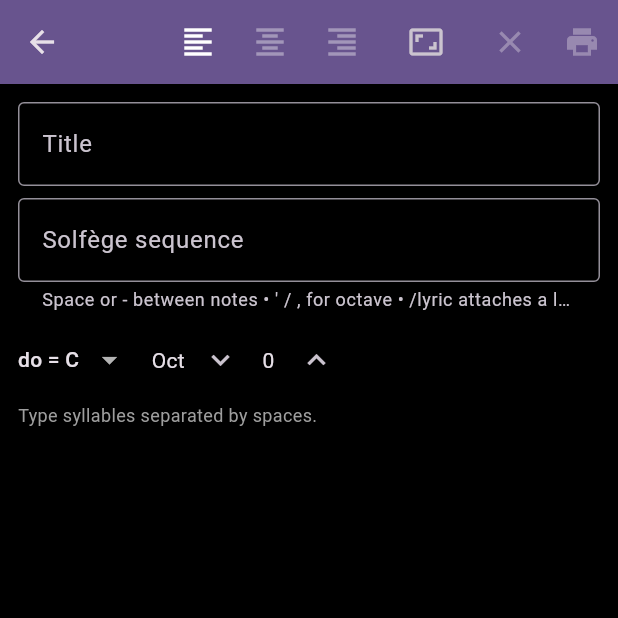
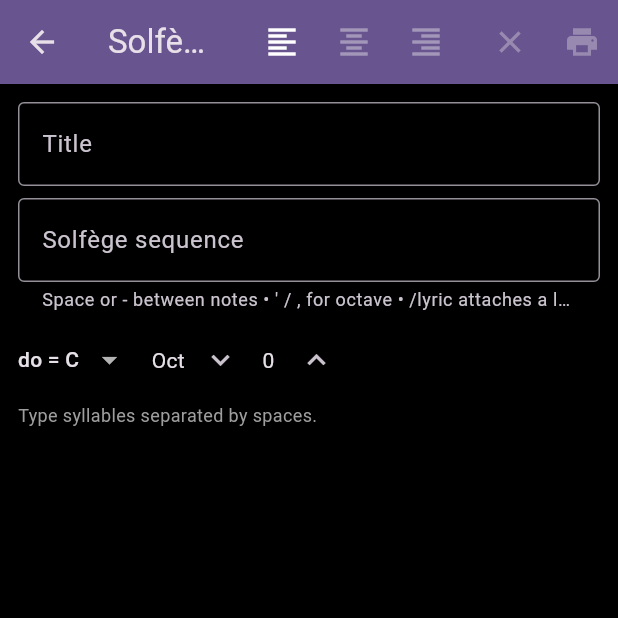
Before and after one commit to quocketman/holistic_ear_training_suite, a Flutter app: the SolfegeSequenceScreen screen opened directly, on a phone screen of 412 x 824 dp, the top half of it. Run offline on Flutter 3.47's test engine with Material 3 defaults, Android fonts, the phone set to English and light mode, and no system bars; our stand-ins replace flutter_svg, google_fonts, hive_flutter, just_audio, web; missing offline and left inert: dart:js_interop, flutter_soloud; accounts and stored records are empty.

Commit message:
Resizable desktop window, mobile-only orientation switch, rotate tiles in vertical
- Desktop window is resizable (initial 1920x1080, min 800x600)
- Layout menu hidden on desktop/web — always horizontal
- Mobile (iOS/Android) auto-picks layout from device orientation
- In vertical mode, tiles and lyrics rotate 90° clockwise so the hex
  shape and label rotate together with the layout direction; lyrics
  reposition to the right of the tile (instead of below)
- Removed unused _layoutOverride state

Co-Authored-By: Claude Opus 4.7 (1M context) <noreply@anthropic.com>

```diff
--- a/lib/screens/solfege_sequence_screen.dart
+++ b/lib/screens/solfege_sequence_screen.dart
@@ -1,3 +1,4 @@
+import 'package:flutter/foundation.dart';
 import 'package:flutter/material.dart';
 import 'package:provider/provider.dart';
 
@@ -19,7 +20,6 @@ class _SolfegeSequenceScreenState extends State<SolfegeSequenceScreen> {
   // Persistent state across page navigation.
   static String _persistedSolfege = '';
   static String _persistedTitle = '';
-  static CanvasLayout? _persistedLayoutOverride;
   static CanvasJustify _persistedJustify = CanvasJustify.left;
 
   late final TextEditingController _controller;
@@ -32,7 +32,6 @@ class _SolfegeSequenceScreenState extends State<SolfegeSequenceScreen> {
     notes: [],
     unrecognized: [],
   );
-  CanvasLayout? _layoutOverride;
   CanvasJustify _justify = CanvasJustify.left;
   bool _exporting = false;
 
@@ -41,7 +40,6 @@ class _SolfegeSequenceScreenState extends State<SolfegeSequenceScreen> {
     super.initState();
     _controller = TextEditingController(text: _persistedSolfege);
     _titleController = TextEditingController(text: _persistedTitle);
-    _layoutOverride = _persistedLayoutOverride;
     _justify = _persistedJustify;
     if (_persistedSolfege.isNotEmpty) {
       _parsed = SolfegeParser.parse(_persistedSolfege);
@@ -53,7 +51,6 @@ class _SolfegeSequenceScreenState extends State<SolfegeSequenceScreen> {
     // Save state for next visit before tearing down controllers.
     _persistedSolfege = _controller.text;
     _persistedTitle = _titleController.text;
-    _persistedLayoutOverride = _layoutOverride;
     _persistedJustify = _justify;
     for (final h in _activeNotes.values) {
       h.release();
@@ -96,11 +93,21 @@ class _SolfegeSequenceScreenState extends State<SolfegeSequenceScreen> {
     });
   }
 
+  /// True only on iOS / Android. Desktop and web are always horizontal.
+  bool get _isMobile =>
+      !kIsWeb &&
+      (defaultTargetPlatform == TargetPlatform.iOS ||
+          defaultTargetPlatform == TargetPlatform.android);
+
   CanvasLayout _resolvedLayout(BuildContext context) {
-    if (_layoutOverride != null) return _layoutOverride!;
-    return MediaQuery.of(context).orientation == Orientation.portrait
-        ? CanvasLayout.vertical
-        : CanvasLayout.horizontal;
+    if (_isMobile) {
+      // Mobile follows device orientation.
+      return MediaQuery.of(context).orientation == Orientation.portrait
+          ? CanvasLayout.vertical
+          : CanvasLayout.horizontal;
+    }
+    // Desktop and web: always horizontal.
+    return CanvasLayout.horizontal;
   }
 
   Future<void> _print() async {
@@ -168,26 +175,6 @@ class _SolfegeSequenceScreenState extends State<SolfegeSequenceScreen> {
             color: _justify == CanvasJustify.right ? Colors.white : Colors.white38,
             tooltip: 'Right',
             onPressed: () => setState(() => _justify = CanvasJustify.right),
-          ),
-          const SizedBox(width: 8),
-          PopupMenuButton<CanvasLayout?>(
-            icon: const Icon(Icons.aspect_ratio),
-            tooltip: 'Canvas layout',
-            onSelected: (v) => setState(() => _layoutOverride = v),
-            itemBuilder: (_) => [
-              const PopupMenuItem(
-                value: null,
-                child: Text('Auto (follows orientation)'),
-              ),
-              const PopupMenuItem(
-                value: CanvasLayout.horizontal,
-                child: Text('Horizontal 1920×1080'),
-              ),
-              const PopupMenuItem(
-                value: CanvasLayout.vertical,
-                child: Text('Vertical 1080×1920'),
-              ),
-            ],
           ),
           const SizedBox(width: 8),
           IconButton(
--- a/lib/widgets/solfege_sequence_canvas.dart
+++ b/lib/widgets/solfege_sequence_canvas.dart
@@ -207,12 +207,25 @@ class _SolfegeSequenceCanvasState extends State<SolfegeSequenceCanvas> {
 
     final tokens = <Widget>[];
     final lyrics = <Widget>[];
+    final isVertical = widget.layout == CanvasLayout.vertical;
 
     for (var i = 0; i < widget.notes.length; i++) {
       final n = widget.notes[i];
       if (n.isSpacer) continue;
       final p = positions[i];
       final isActive = _interactive && i == _activeIndex;
+
+      Widget tokenContent = SolfegeHexToken(
+        label: n.syllable,
+        chromaticOffset: n.chromaticOffset,
+        size: ts,
+      );
+      // In vertical mode, rotate the tile 90° clockwise so the hex shape
+      // and label rotate together with the layout.
+      if (isVertical) {
+        tokenContent =
+            RotatedBox(quarterTurns: 1, child: tokenContent);
+      }
 
       tokens.add(Positioned(
         left: p.dx - ts / 2,
@@ -227,24 +240,33 @@ class _SolfegeSequenceCanvasState extends State<SolfegeSequenceCanvas> {
             scale: isActive ? 1.15 : 1.0,
             duration: const Duration(milliseconds: 120),
             curve: Curves.easeOut,
-            child: SolfegeHexToken(
-              label: n.syllable,
-              chromaticOffset: n.chromaticOffset,
-              size: ts,
-            ),
+            child: tokenContent,
           ),
         ),
       ));
 
       final lyric = n.lyric;
       if (lyric != null && lyric.isNotEmpty) {
-        lyrics.add(Positioned(
-          left: p.dx - ts / 2,
-          top: p.dy + ts / 2 + 2,
-          child: IgnorePointer(
-            child: Text(lyric, style: lyricStyle, textAlign: TextAlign.left),
-          ),
-        ));
+        Widget lyricWidget =
+            Text(lyric, style: lyricStyle, textAlign: TextAlign.left);
+        if (isVertical) {
+          // Rotate lyric 90° clockwise to match rotated tiles. Position it
+          // to the right of the tile instead of below.
+          lyrics.add(Positioned(
+            left: p.dx + ts / 2 + 2,
+            top: p.dy - ts / 2,
+            child: IgnorePointer(
+              child:
+                  RotatedBox(quarterTurns: 1, child: lyricWidget),
+            ),
+          ));
+        } else {
+          lyrics.add(Positioned(
+            left: p.dx - ts / 2,
+            top: p.dy + ts / 2 + 2,
+            child: IgnorePointer(child: lyricWidget),
+          ));
+        }
       }
     }
     // Render lyrics after tokens so they appear above any token edge.
```
Also changed, not shown: 1 other file.
